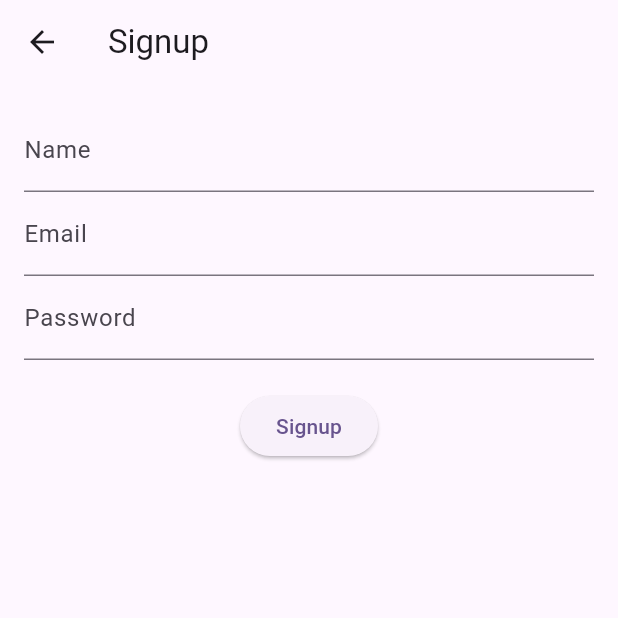
After one commit to O662/my_companion, a Flutter app: the screen it shows after launch, after a tap on "Signup", on a phone screen of 412 x 824 dp, the top half of it. The commit adds this screen. Run offline on Flutter 3.47's test engine with Material 3 defaults, Android fonts, the phone set to English and light mode, and no system bars; our stand-ins replace firebase_auth, firebase_core; accounts and stored records are empty.

Commit message:
Added a signup and a login feature

```diff
--- a/lib/main.dart
+++ b/lib/main.dart
@@ -1,6 +1,7 @@
 import 'package:flutter/material.dart';
 import 'package:firebase_core/firebase_core.dart';
 import 'firebase_options.dart';
+import 'starting_pages/welcome_page.dart';
 
 Future<void> main() async{
   WidgetsFlutterBinding.ensureInitialized();
@@ -39,7 +40,7 @@ class MyApp extends StatelessWidget {
         colorScheme: ColorScheme.fromSeed(seedColor: Colors.deepPurple),
         useMaterial3: true,
       ),
-      home: const MyHomePage(title: 'Flutter Demo Home Page'),
+      home: WelcomePage(),
     );
   }
 }
--- /dev/null
+++ b/lib/starting_pages/signup_page.dart
@@ -0,0 +1,89 @@
+import 'package:flutter/material.dart';
+import 'package:firebase_auth/firebase_auth.dart';
+import '../home.dart';
+
+class SignupPage extends StatefulWidget {
+  @override
+  _SignupPageState createState() => _SignupPageState();
+}
+
+class _SignupPageState extends State<SignupPage> {
+  final _formKey = GlobalKey<FormState>();
+  final _nameController = TextEditingController();
+  final _emailController = TextEditingController();
+  final _passwordController = TextEditingController();
+
+  Future<void> _signup() async {
+    if (_formKey.currentState!.validate()) {
+      try {
+        UserCredential userCredential = await FirebaseAuth.instance.createUserWithEmailAndPassword(
+          email: _emailController.text,
+          password: _passwordController.text,
+        );
+        // Optionally, update the user's display name
+        await userCredential.user!.updateDisplayName(_nameController.text);
+        // Navigate to the home page
+        Navigator.pushReplacement(
+          context,
+          MaterialPageRoute(builder: (context) => HomePage()),
+        );
+      } on FirebaseAuthException catch (e) {
+        // Handle signup errors here
+        print('Error: $e');
+      }
+    }
+  }
+
+  @override
+  Widget build(BuildContext context) {
+    return Scaffold(
+      appBar: AppBar(title: Text('Signup')),
+      body: Padding(
+        padding: const EdgeInsets.all(16.0),
+        child: Form(
+          key: _formKey,
+          child: Column(
+            children: [
+              TextFormField(
+                controller: _nameController,
+                decoration: InputDecoration(labelText: 'Name'),
+                validator: (value) {
+                  if (value == null || value.isEmpty) {
+                    return 'Please enter your name';
+                  }
+                  return null;
+                },
+              ),
+              TextFormField(
+                controller: _emailController,
+                decoration: InputDecoration(labelText: 'Email'),
+                validator: (value) {
+                  if (value == null || value.isEmpty) {
+                    return 'Please enter your email';
+                  }
+                  return null;
+                },
+              ),
+              TextFormField(
+                controller: _passwordController,
+                decoration: InputDecoration(labelText: 'Password'),
+                obscureText: true,
+                validator: (value) {
+                  if (value == null || value.isEmpty) {
+                    return 'Please enter your password';
+                  }
+                  return null;
+                },
+              ),
+              SizedBox(height: 20),
+              ElevatedButton(
+                onPressed: _signup,
+                child: Text('Signup'),
+              ),
+            ],
+          ),
+        ),
+      ),
+    );
+  }
+}
--- /dev/null
+++ b/lib/starting_pages/welcome_page.dart
@@ -0,0 +1,38 @@
+import 'package:flutter/material.dart';
+import 'login_page.dart';
+import 'signup_page.dart';
+
+class WelcomePage extends StatelessWidget {
+  @override
+  Widget build(BuildContext context) {
+    return Scaffold(
+      appBar: AppBar(title: Text('Welcome')),
+      body: Center(
+        child: Column(
+          mainAxisAlignment: MainAxisAlignment.center,
+          children: [
+            ElevatedButton(
+              onPressed: () {
+                Navigator.push(
+                  context,
+                  MaterialPageRoute(builder: (context) => LoginPage()),
+                );
+              },
+              child: Text('Login'),
+            ),
+            SizedBox(height: 20),
+            ElevatedButton(
+              onPressed: () {
+                Navigator.push(
+                  context,
+                  MaterialPageRoute(builder: (context) => SignupPage()),
+                );
+              },
+              child: Text('Signup'),
+            ),
+          ],
+        ),
+      ),
+    );
+  }
+}
--- a/pubspec.yaml
+++ b/pubspec.yaml
@@ -30,11 +30,12 @@ environment:
 dependencies:
   flutter:
     sdk: flutter
-
   # The following adds the Cupertino Icons font to your application.
   # Use with the CupertinoIcons class for iOS style icons.
   cupertino_icons: ^1.0.8
   firebase_core: ^3.10.0
+
+  firebase_auth: ^5.4.0
 
 dev_dependencies:
   flutter_test:
```
Also changed, not shown: lib/home.dart (added, +13 -0 lines), lib/starting_pages/login_page.dart (added, +76 -0 lines), pubspec.lock, 3 other files.
